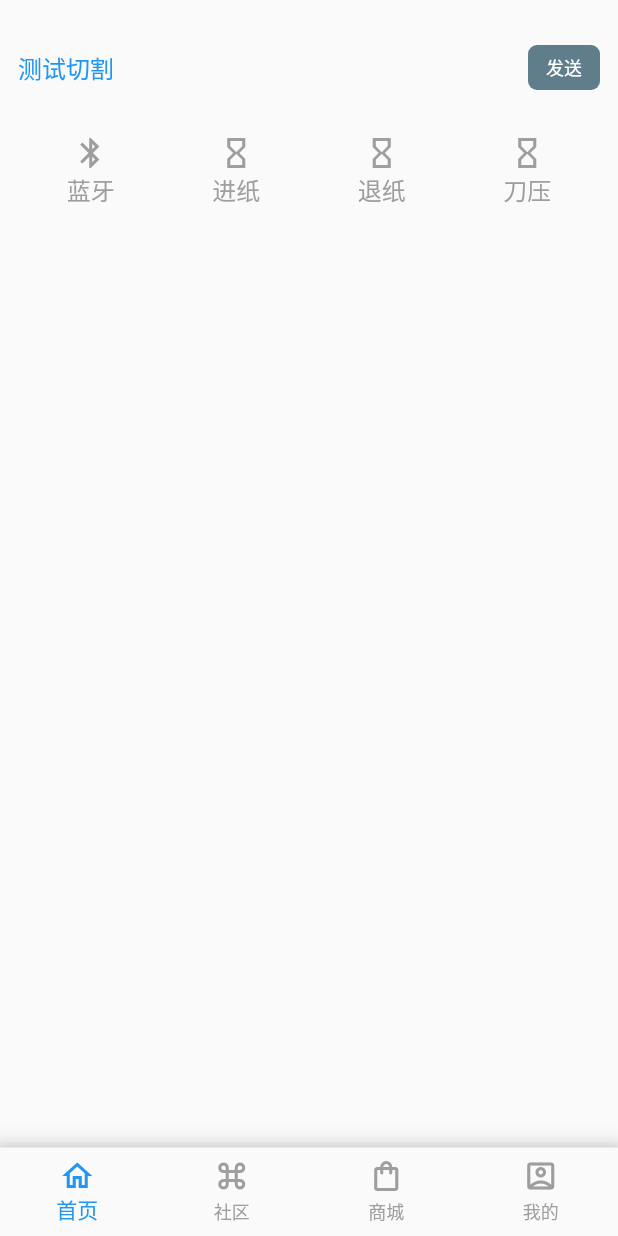
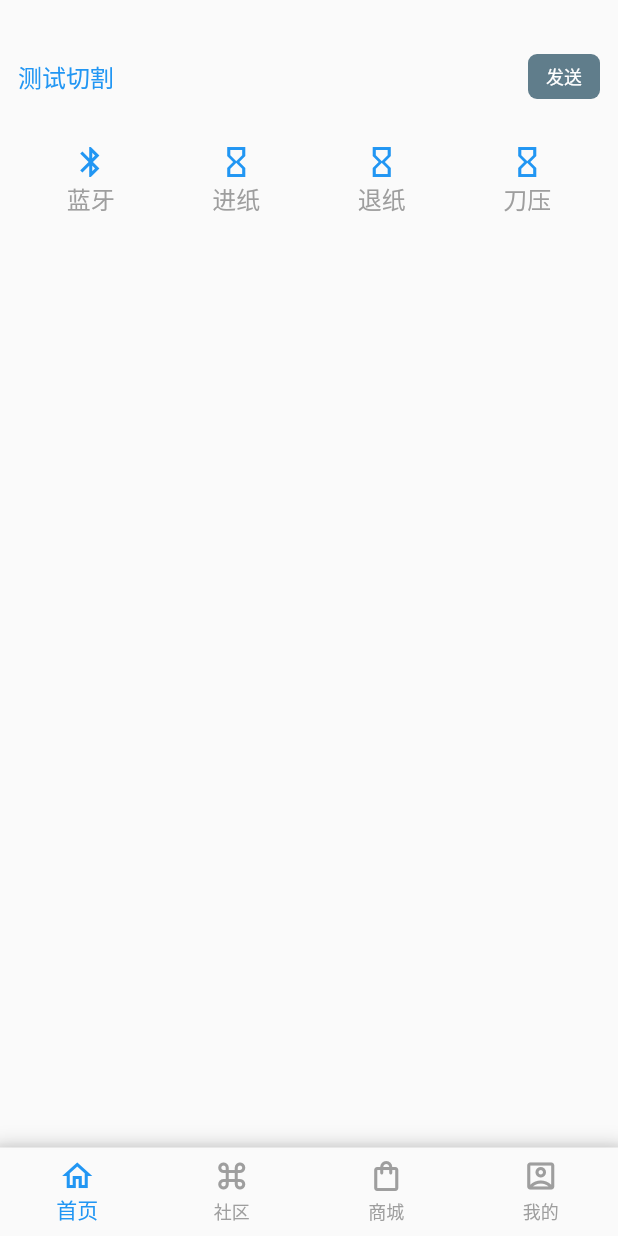
Before and after one commit to haganWu/cutting_flutter, a Flutter app: the screen it shows after launch, on a phone screen of 412 x 824 dp. Run offline on Flutter 3.47's test engine with Material 2 defaults, Android fonts, the light colour scheme and no system bars; our stand-ins replace flutter_blue_plus.

Commit message:
首页调试蓝牙状态

```diff
--- a/lib/pages/community_page.dart
+++ b/lib/pages/community_page.dart
@@ -13,7 +13,7 @@ class _CommunityPageState extends State<CommunityPage> {
   Widget build(BuildContext context) {
     return const Scaffold(
       body: Center(
-        child: Text('我的页面', style: TextStyle(fontSize: 30, color: Colors.blue)),
+        child: Text('社区页面', style: TextStyle(fontSize: 30, color: Colors.blue)),
       ),
     );
   }
--- a/lib/pages/home_page.dart
+++ b/lib/pages/home_page.dart
@@ -1,5 +1,8 @@
+import 'dart:async';
+
 import 'package:cutting_flutter/extension/padding_extension.dart';
 import 'package:flutter/material.dart';
+import 'package:flutter_blue_plus/flutter_blue_plus.dart';
 import '../utils/hi_logger.dart';
 
 /// 首页
@@ -11,37 +14,82 @@ class HomePage extends StatefulWidget {
 }
 
 class _HomePageState extends State<HomePage> {
+  final FlutterBluePlus flutterBluePlus = FlutterBluePlus();
 
-  // FlutterBlue flutterBlue = FlutterBlue.instance;
-  // BluetoothDevice selectedDevice;
-  // bool isTransferring = false;
+  // bool isBlueOn = false;
 
+  @override
+  void initState() {
+    super.initState();
+    // isBlueOn = false;
+    // FlutterBluePlus.adapterState.listen((event) {
+    //   HiLogger.log(message: '蓝牙状态改变');
+    //   if (event == BluetoothAdapterState.on) {
+    //     HiLogger.log(message: '蓝牙已打开');
+    //     setState(() {
+    //       isBlueOn = true;
+    //     });
+    //   } else {
+    //     HiLogger.log(message: '蓝牙已关闭');
+    //     setState(() {
+    //       isBlueOn = false;
+    //     });
+    //   }
+    // });
+  }
 
   @override
   Widget build(BuildContext context) {
     return Scaffold(
       body: Container(
-        padding: const EdgeInsets.only(left: 12, top: 30, right: 12, bottom: 12),
+        padding:
+            const EdgeInsets.only(left: 12, top: 36, right: 12, bottom: 12),
         child: Column(
           crossAxisAlignment: CrossAxisAlignment.center,
           children: [
             Row(
               mainAxisAlignment: MainAxisAlignment.spaceBetween,
-              children: [const Text('测试切割', style: TextStyle(fontSize: 16, color: Colors.blue), textAlign: TextAlign.center), _sendBtn()],
+              children: [
+                const Text('测试切割',
+                    style: TextStyle(fontSize: 16, color: Colors.blue),
+                    textAlign: TextAlign.center),
+                _sendBtn()
+              ],
             ),
             30.paddingHeight,
             Row(
               mainAxisAlignment: MainAxisAlignment.spaceAround,
               children: [
-                genItem(Icons.bluetooth, '蓝牙', onBluetoothClick),
-                genItem(Icons.hourglass_empty_outlined, '进纸', onPaperInClick),
-                genItem(Icons.hourglass_empty_outlined, '退纸', onPaperOutClick),
-                genItem(Icons.hourglass_empty_outlined, '刀压', onKnifePressClick),
+                StreamBuilder<BluetoothAdapterState>(
+                  stream: FlutterBluePlus.adapterState,
+                  initialData: BluetoothAdapterState.unknown,
+                  builder: (c, snapshot) {
+                    final adapterState = snapshot.data;
+                    HiLogger.log(message: 'adapterState"$adapterState');
+                    if (adapterState == BluetoothAdapterState.on) {
+                      return genItem(
+                          Icons.bluetooth, '蓝牙', onBluetoothClick, Colors.blue);
+                    } else {
+                      FlutterBluePlus.stopScan();
+                      return genItem(
+                          Icons.bluetooth, '蓝牙', onBluetoothClick, Colors.grey);
+                    }
+                  },
+                ),
+                // genItem(Icons.bluetooth, '蓝牙', onBluetoothClick,
+                //     isBlueOn ? Colors.blue : Colors.grey),
+                genItem(Icons.hourglass_empty_outlined, '进纸', onPaperInClick,
+                    Colors.blue),
+                genItem(Icons.hourglass_empty_outlined, '退纸', onPaperOutClick,
+                    Colors.blue),
+                genItem(Icons.hourglass_empty_outlined, '刀压', onKnifePressClick,
+                    Colors.blue),
               ],
             )
           ],
         ),
       ),
+
     );
   }
 
@@ -52,10 +100,12 @@ class _HomePageState extends State<HomePage> {
             color: Colors.blueGrey,
             borderRadius: BorderRadius.circular(6),
           ),
-          padding: const EdgeInsets.only(left: 12, right: 12, top: 6, bottom: 6),
+          padding:
+              const EdgeInsets.only(left: 12, right: 12, top: 6, bottom: 6),
           child: InkWell(
             onTap: _onSend,
-            child: const Text('发送', style: TextStyle(color: Colors.white, fontSize: 12)),
+            child: const Text('发送',
+                style: TextStyle(color: Colors.white, fontSize: 12)),
           ),
         );
       };
@@ -64,14 +114,14 @@ class _HomePageState extends State<HomePage> {
     HiLogger.log(message: '点击发送');
   }
 
-  genItem(IconData icon, String text, Function onClick) {
+  genItem(IconData icon, String text, Function onClick, Color color) {
     return InkWell(
       onTap: () {
         onClick();
       },
       child: Column(
         children: [
-          Icon(icon, color: Colors.grey,),
+          Icon(icon, color: color),
           Text(
             text,
             style: const TextStyle(color: Colors.grey, fontSize: 16),
--- a/pubspec.yaml
+++ b/pubspec.yaml
@@ -30,6 +30,8 @@ environment:
 dependencies:
   flutter:
     sdk: flutter
+
+  flutter_blue_plus: ^1.20.7
 
 
   # The following adds the Cupertino Icons font to your application.
```
Also changed, not shown: pubspec.lock, 3 other files.
